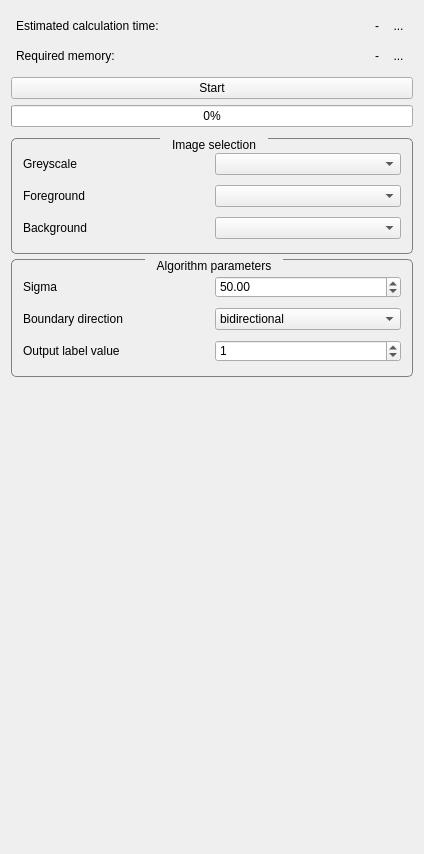
Qt form src/internal/GraphcutViewControls.ui (araex/mitk-gem) before a commit.
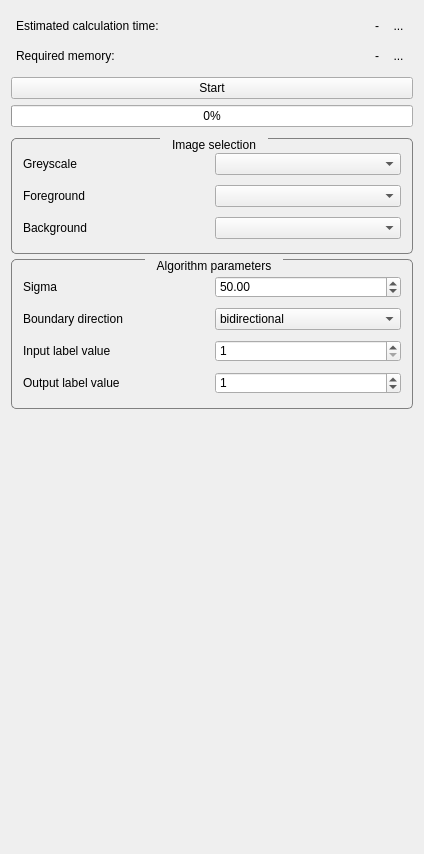
The same form after that commit. Icons and pictures are not drawn. Custom widgets are drawn as their Qt base class.

```diff
--- a/src/internal/GraphcutViewControls.ui
+++ b/src/internal/GraphcutViewControls.ui
@@ -533,6 +533,44 @@
             </layout>
            </widget>
           </item>
+          <item>
+           <widget class="QWidget" name="labelSelectorTitle" native="true">
+            <property name="toolTip">
+             <string>&lt;html&gt;&lt;head/&gt;&lt;body&gt;&lt;p&gt;Binary image with Intensity(SinkVoxel) = 1.&lt;/p&gt;&lt;/body&gt;&lt;/html&gt;</string>
+            </property>
+            <layout class="QHBoxLayout" name="horizontalLayout_7" stretch="1,1">
+             <property name="topMargin">
+              <number>5</number>
+             </property>
+             <property name="bottomMargin">
+              <number>5</number>
+             </property>
+             <item>
+              <widget class="QLabel" name="label_9">
+               <property name="text">
+                <string>Input label value</string>
+               </property>
+              </widget>
+             </item>
+             <item>
+              <widget class="QDoubleSpinBox" name="paramLabelValueSpinBox_2">
+               <property name="decimals">
+                <number>0</number>
+               </property>
+               <property name="minimum">
+                <double>1.000000000000000</double>
+               </property>
+               <property name="maximum">
+                <double>255.000000000000000</double>
+               </property>
+               <property name="value">
+                <double>1.000000000000000</double>
+               </property>
+              </widget>
+             </item>
+            </layout>
+           </widget>
+          </item>
           <item>
            <widget class="QWidget" name="widget_5" native="true">
             <property name="toolTip">
```
Left out of the diff: 33 changed lines with no effect on the pictures.
